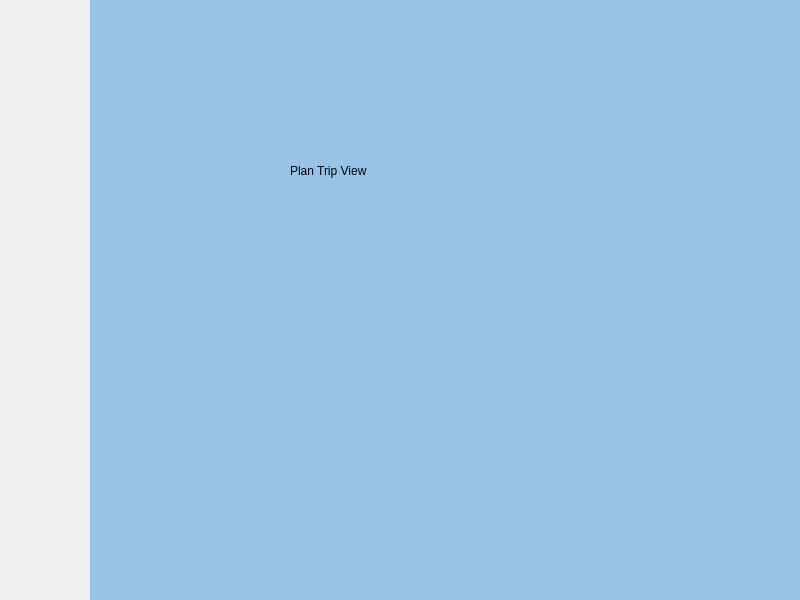
Before: the Qt Designer form src/windows/mainwindow.ui in fast-food-finder-associates/FastFoodFinder, drawn with Qt 5.
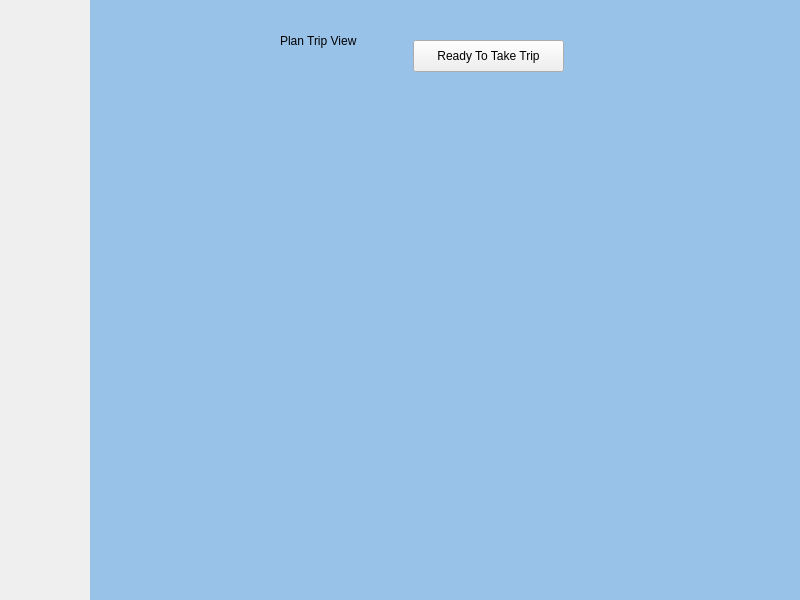
After: the same form once the commit is applied. The open tabs and pages were chosen to show the change. Icons and pictures are not drawn.

Commit message: added way to get a vector of restaurants from the restaurantList the recieves drops, ready to move onto active trips

Patch:
```diff
--- a/src/windows/mainwindow.ui
+++ b/src/windows/mainwindow.ui
@@ -79,8 +79,8 @@
      <widget class="QLabel" name="label">
       <property name="geometry">
        <rect>
-        <x>200</x>
-        <y>140</y>
+        <x>190</x>
+        <y>10</y>
         <width>121</width>
         <height>61</height>
        </rect>
@@ -92,6 +92,39 @@
        <bool>false</bool>
       </property>
      </widget>
+     <widget class="QWidget" name="planTripList" native="true">
+      <property name="geometry">
+       <rect>
+        <x>520</x>
+        <y>0</y>
+        <width>191</width>
+        <height>600</height>
+       </rect>
+      </property>
+     </widget>
+     <widget class="QWidget" name="planTripList_2" native="true">
+      <property name="geometry">
+       <rect>
+        <x>70</x>
+        <y>109</y>
+        <width>381</width>
+        <height>491</height>
+       </rect>
+      </property>
+     </widget>
+     <widget class="QPushButton" name="TripButton">
+      <property name="geometry">
+       <rect>
+        <x>323</x>
+        <y>40</y>
+        <width>151</width>
+        <height>32</height>
+       </rect>
+      </property>
+      <property name="text">
+       <string>Ready To Take Trip</string>
+      </property>
+     </widget>
     </widget>
     <widget class="QWidget" name="viewRestaurantView">
      <property name="styleSheet">
```
Left out of the diff: 2 changed lines with no effect on the pictures. The commit also changes 4 other files.
